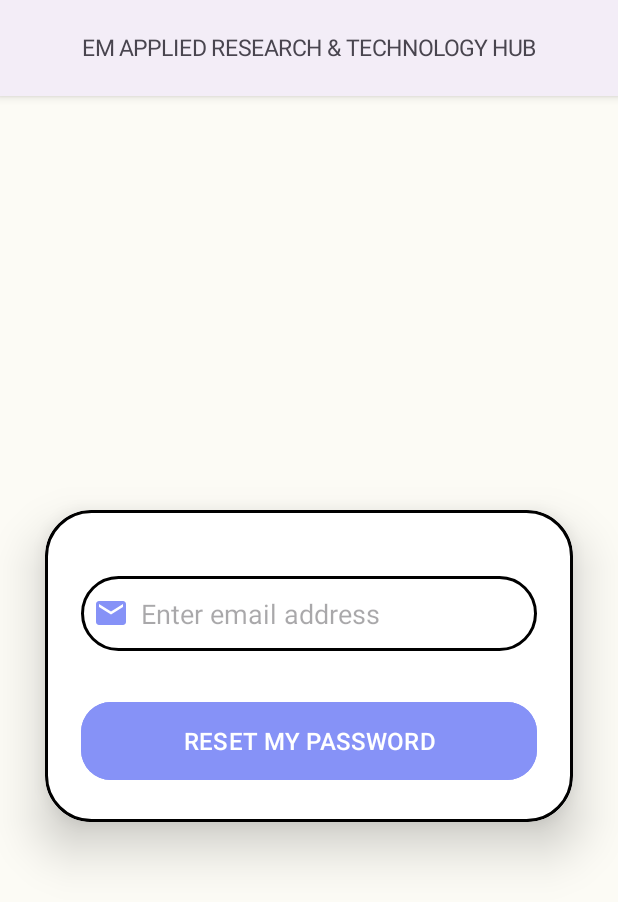
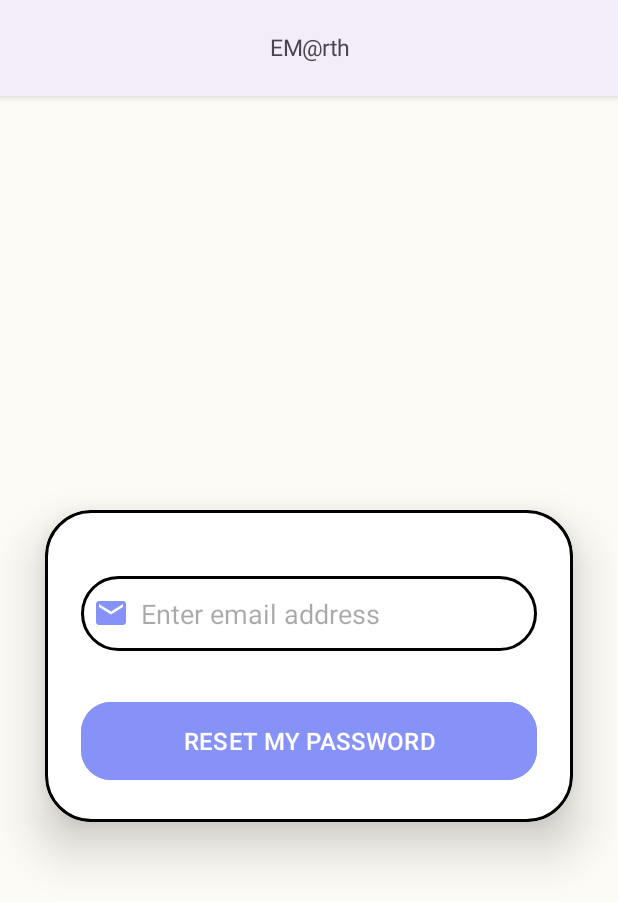
Before and after one commit to masa7/FaceDetection_AutoDownload, an Android app built with Jetpack Compose: the ForgetActivity screen opened directly, with no data from a screen before it, on a phone screen of 412 x 824 dp. Shown: the top 902 px of the screen. Run offline under Robolectric (Android 15) with nearby library versions, the phone set to English and light mode, and no system bars; our stand-ins replace Firebase (no records; nobody signed in at launch, a user with empty details on screens opened directly).

Commit message:
touch up

```diff
--- a/app/src/main/res/values-night/strings.xml
+++ b/app/src/main/res/values-night/strings.xml
@@ -1,5 +1,5 @@
 <resources>
-    <string name="app_name"><font size="15">EM APPLIED RESEARCH &amp; TECHNOLOGY HUB</font></string>
+    <string name="app_name"><font size="15">EM@rth</font></string>
     <string name="turn_camera">Turn Camera</string>
     <string name="stop_camera">Stop Camera</string>
     <string name="start_camera">Start Camera</string>
--- a/app/src/main/res/values/strings.xml
+++ b/app/src/main/res/values/strings.xml
@@ -1,5 +1,5 @@
 <resources>
-    <string name="app_name"><font size="15">EM APPLIED RESEARCH &amp; TECHNOLOGY HUB</font></string>
+    <string name="app_name"><font size="15">EM@rth</font></string>
     <string name="turn_camera">Turn Camera</string>
     <string name="stop_camera">Stop Camera</string>
     <string name="start_camera">Start Camera</string>
```
